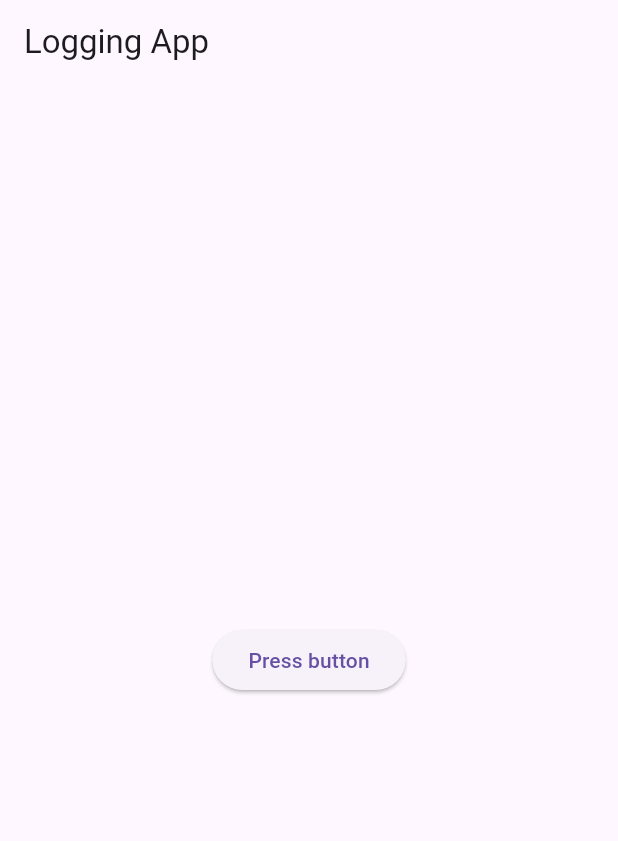
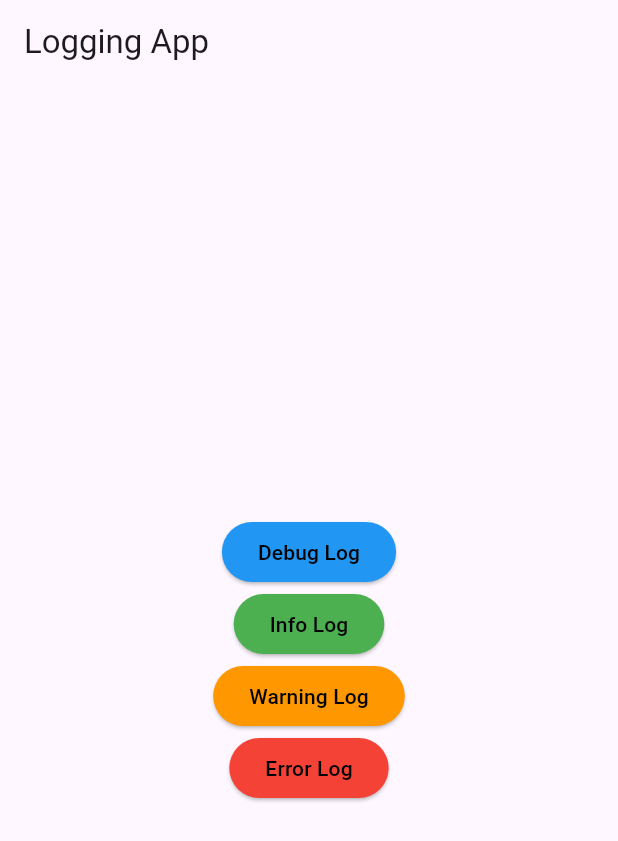
Before and after one commit to hiwa2000/logging, a Flutter app: the screen it shows after launch, on a phone screen of 412 x 824 dp. Shown: the top 841 px of the screen. Run offline on Flutter 3.47's test engine with Material 3 defaults, Android fonts, the phone set to English and light mode, and no system bars; our stand-ins replace logger.

Commit message:
Build buttons for each log level

```diff
--- a/lib/main.dart
+++ b/lib/main.dart
@@ -27,7 +27,6 @@
 //     );
 //   }
 // }
-
 
 // import 'package:flutter/material.dart';
 // import 'package:flutter/foundation.dart';
@@ -85,35 +84,122 @@
 //   }
 // }
 
+// import 'package:flutter/material.dart';
+// import 'package:logger/logger.dart';
+
+// void main() {
+//   runApp(MyApp());
+// }
+
+// var logger = Logger(
+//   filter: ProductionFilter(), // Konfiguriere den Filter nach Bedarf
+//   printer:
+//       PrettyPrinter(), // Verwende PrettyPrinter für eine gut lesbare Ausgabe
+// );
+
+// class MyApp extends StatelessWidget {
+//   @override
+//   Widget build(BuildContext context) {
+//     return MaterialApp(
+//       home: Scaffold(
+//         appBar: AppBar(
+//           title: Text('Logging App'),
+//         ),
+//         body: Center(
+//           child: ElevatedButton(
+//             onPressed: () {
+//               logger.d('Debug message: Button was pressed!');
+//               logger.i('Info message: Button was pressed!');
+//               logger.w('Warning message: Button was pressed!');
+//               logger.e('Error message: Button was pressed!');
+//               // logger.f('what a fatal log',
+//               //     error: 'error',
+//               //     stackTrace: StackTrace.current);
+//             },
+//             child: Text('Press button'),
+//           ),
+//         ),
+//       ),
+//     );
+//   }
+// }
+
+
 import 'package:flutter/material.dart';
 import 'package:logger/logger.dart';
 
 void main() {
-  runApp(MyApp());
+  runApp(const MyApp());
 }
 
 var logger = Logger(
-  filter: ProductionFilter(), // Konfiguriere den Filter nach Bedarf
-  printer: PrettyPrinter(), // Verwende PrettyPrinter für eine gut lesbare Ausgabe
+  filter: ProductionFilter(), // Configure the filter as needed
+  printer: PrettyPrinter(), // Use PrettyPrinter for a readable output
 );
 
 class MyApp extends StatelessWidget {
+  const MyApp({Key? key}) : super(key: key);
+
   @override
   Widget build(BuildContext context) {
     return MaterialApp(
       home: Scaffold(
         appBar: AppBar(
-          title: Text('Logging App'),
+          title: const Text('Logging App'),
         ),
         body: Center(
-          child: ElevatedButton(
-            onPressed: () {
-              logger.d('Debug message: Button was pressed!');
-              logger.i('Info message: Button was pressed!');
-              logger.w('Warning message: Button was pressed!');
-              logger.e('Error message: Button was pressed!');
-            },
-            child: Text('Press button'),
+          child: Column(
+            mainAxisAlignment: MainAxisAlignment.center,
+            children: [
+              ElevatedButton(
+                onPressed: () {
+                  logger.d('Debug Message: Button pressed!');
+                },
+                style: ElevatedButton.styleFrom(
+                  backgroundColor: Colors.blue,
+                ),
+                child: const Text(
+                  'Debug Log',
+                  style: TextStyle(color: Colors.black),
+                ),
+              ),
+              ElevatedButton(
+                onPressed: () {
+                  logger.i('Info Message: Button pressed!');
+                },
+                style: ElevatedButton.styleFrom(
+                  backgroundColor: Colors.green,
+                ),
+                child: const Text(
+                  'Info Log',
+                  style: TextStyle(color: Colors.black),
+                ),
+              ),
+              ElevatedButton(
+                onPressed: () {
+                  logger.w('Warning Message: Button pressed!');
+                },
+                style: ElevatedButton.styleFrom(
+                  backgroundColor: Colors.orange,
+                ),
+                child: const Text(
+                  'Warning Log',
+                  style: TextStyle(color: Colors.black),
+                ),
+              ),
+              ElevatedButton(
+                onPressed: () {
+                  logger.e('Error Message: Button pressed!');
+                },
+                style: ElevatedButton.styleFrom(
+                  backgroundColor: Colors.red,
+                ),
+                child: const Text(
+                  'Error Log',
+                  style: TextStyle(color: Colors.black),
+                ),
+              ),
+            ],
           ),
         ),
       ),
```
